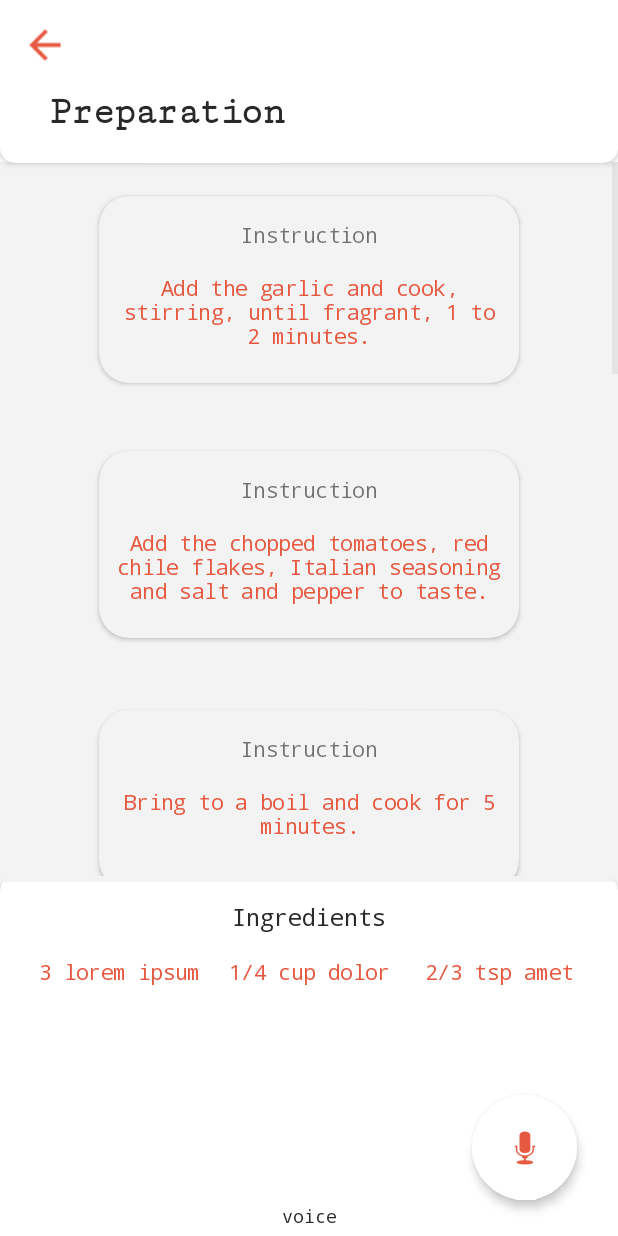
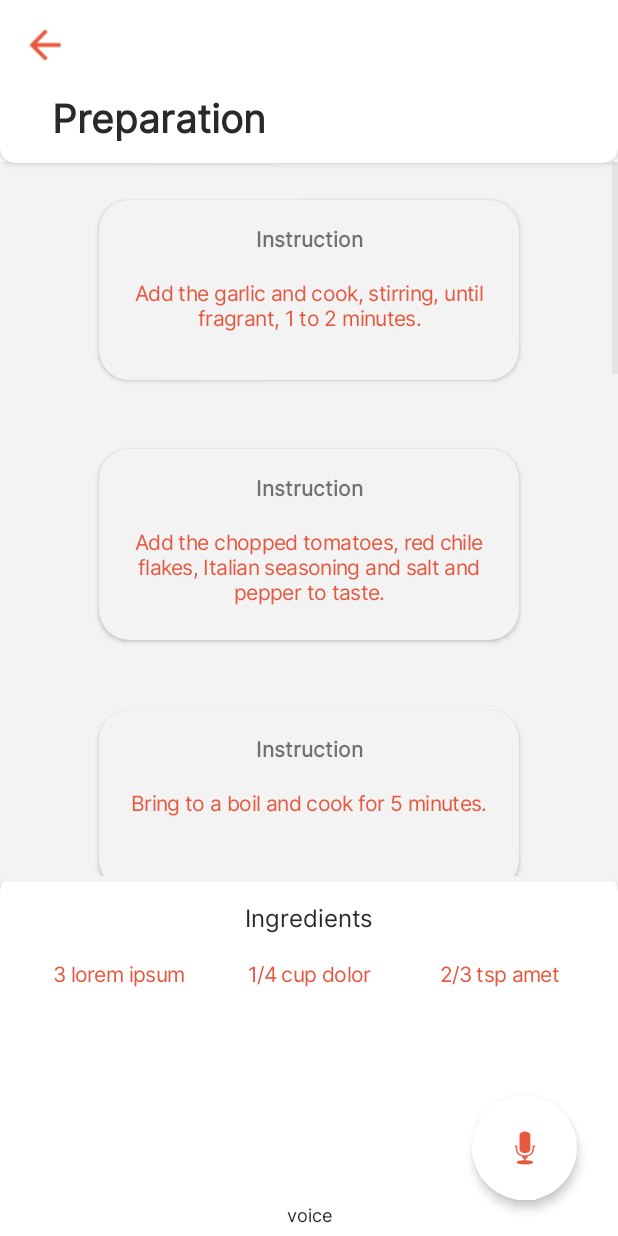
Before and after one commit to sakara01/CookingApp, an Android app: the PrepActivity screen opened directly, with no data from a screen before it, on a phone screen of 412 x 824 dp. Run offline under Robolectric (Android 15) with nearby library versions, the phone set to English and light mode, and no system bars; libraries missing offline, so code that uses them is left out: com.blogspot.atifsoftwares.

Commit message:
Updated UI

```diff
--- a/app/src/main/res/layout/activity_main.xml
+++ b/app/src/main/res/layout/activity_main.xml
@@ -163,8 +163,8 @@
 
     <androidx.recyclerview.widget.RecyclerView
         android:id="@+id/recycler_random"
-        android:layout_width="409dp"
-        android:layout_height="400dp"
+        android:layout_width="375dp"
+        android:layout_height="300dp"
         android:layout_margin="0dp"
         app:layout_constraintBottom_toTopOf="@+id/btnTheme"
         app:layout_constraintEnd_toEndOf="parent"
--- a/app/src/main/res/layout/activity_prep.xml
+++ b/app/src/main/res/layout/activity_prep.xml
@@ -36,11 +36,11 @@
                 android:layout_width="120dp"
                 android:layout_height="wrap_content"
                 android:layout_marginTop="16dp"
+                android:fontFamily="@font/inter_regular"
                 android:text="Ingredients"
-                android:fontFamily="monospace"
                 android:textAlignment="center"
+                android:textColor="?attr/text"
                 android:textSize="16sp"
-                android:textColor="?attr/text"
                 app:layout_constraintEnd_toEndOf="parent"
                 app:layout_constraintStart_toStartOf="parent"
                 app:layout_constraintTop_toTopOf="parent" />
@@ -56,37 +56,35 @@
                 <TextView
                     android:id="@+id/tvIngredient1"
                     android:layout_width="0dp"
+                    android:layout_height="wrap_content"
                     android:layout_weight="1"
-                    android:layout_height="wrap_content"
-                    android:fontFamily="monospace"
+                    android:fontFamily="@font/inter_regular"
+                    android:letterSpacing="-0.03"
                     android:text="3 lorem ipsum"
-                    android:textColor="?attr/redElements"
                     android:textAlignment="center"
-                    android:letterSpacing="-0.03"
-                    />
+                    android:textColor="?attr/redElements" />
+
                 <TextView
                     android:id="@+id/tvIngredient2"
                     android:layout_width="0dp"
+                    android:layout_height="wrap_content"
                     android:layout_weight="1"
-                    android:layout_height="wrap_content"
-                    android:fontFamily="monospace"
+                    android:fontFamily="@font/inter_regular"
+                    android:letterSpacing="-0.03"
                     android:text="1/4 cup dolor"
-                    android:textColor="?attr/redElements"
                     android:textAlignment="center"
-                    android:letterSpacing="-0.03"
-                    />
+                    android:textColor="?attr/redElements" />
 
                 <TextView
                     android:id="@+id/tvIngredient3"
                     android:layout_width="0dp"
+                    android:layout_height="wrap_content"
                     android:layout_weight="1"
-                    android:layout_height="wrap_content"
-                    android:fontFamily="monospace"
+                    android:fontFamily="@font/inter_regular"
+                    android:letterSpacing="-0.03"
                     android:text="2/3 tsp amet"
-                    android:textColor="?attr/redElements"
                     android:textAlignment="center"
-                    android:letterSpacing="-0.03"
-                    />
+                    android:textColor="?attr/redElements" />
 
 
             </LinearLayout>
@@ -123,8 +121,7 @@
         android:layout_width="wrap_content"
         android:layout_height="wrap_content"
         android:layout_marginTop="60dp"
-            android:fontFamily="serif-monospace"
-            android:letterSpacing="-0.07"
+        android:fontFamily="@font/inter_regular"
         android:text="Preparation"
         android:textColor="?attr/text"
         android:textFontWeight="600"
@@ -139,18 +136,17 @@
         android:id="@+id/tvVoice"
         android:layout_width="match_parent"
         android:layout_height="wrap_content"
+        android:layout_marginBottom="5dp"
         android:background="@null"
+        android:fontFamily="@font/inter_regular"
+        android:text="voice"
         android:textAlignment="center"
         android:textColor="?attr/text"
-        android:fontFamily="monospace"
-        android:text="voice"
         android:textSize="12sp"
         android:translationZ="10dp"
-        android:layout_marginBottom="5dp"
         app:layout_constraintBottom_toBottomOf="parent"
         app:layout_constraintEnd_toEndOf="parent"
-        app:layout_constraintStart_toStartOf="parent"
-        app:layout_constraintVertical_bias="0" />
+        app:layout_constraintStart_toStartOf="parent" />
 
     <ImageButton
         android:id="@+id/buttons"
--- a/app/src/main/res/layout/appliance_item.xml
+++ b/app/src/main/res/layout/appliance_item.xml
@@ -10,8 +10,7 @@
         android:id="@+id/tvAppliance"
         android:layout_width="0dp"
         android:layout_height="wrap_content"
-        android:fontFamily="monospace"
-        android:letterSpacing="-0.03"
+        android:fontFamily="@font/inter_regular"
         android:text="lorem ipsum dolor"
         android:textSize="14sp"
         app:layout_constraintBottom_toBottomOf="@+id/ivBullet2"
--- a/app/src/main/res/layout/step_item.xml
+++ b/app/src/main/res/layout/step_item.xml
@@ -31,9 +31,9 @@
                 android:layout_width="wrap_content"
                 android:layout_height="wrap_content"
                 android:layout_marginTop="16dp"
-                android:fontFamily="monospace"
-                android:letterSpacing="-0.03"
+                android:fontFamily="@font/inter_regular"
                 android:text="Instruction"
+                android:textFontWeight="600"
                 app:layout_constraintEnd_toEndOf="parent"
                 app:layout_constraintStart_toStartOf="parent"
                 app:layout_constraintTop_toTopOf="parent" />
@@ -57,7 +57,7 @@
                     android:layout_width="0dp"
                     android:layout_height="wrap_content"
                     android:layout_weight="1"
-                    android:fontFamily="monospace"
+                    android:fontFamily="@font/inter_regular"
                     android:letterSpacing="-0.03"
                     android:text="Add lorem to ipsum and stir occasionally for 10 minutes."
                     android:textAlignment="center"
```
Also changed, not shown: app/src/main/res/layout/list_random_recipe.xml (+12 -6 lines). Lines whose indentation alone changed are shown as unchanged.
